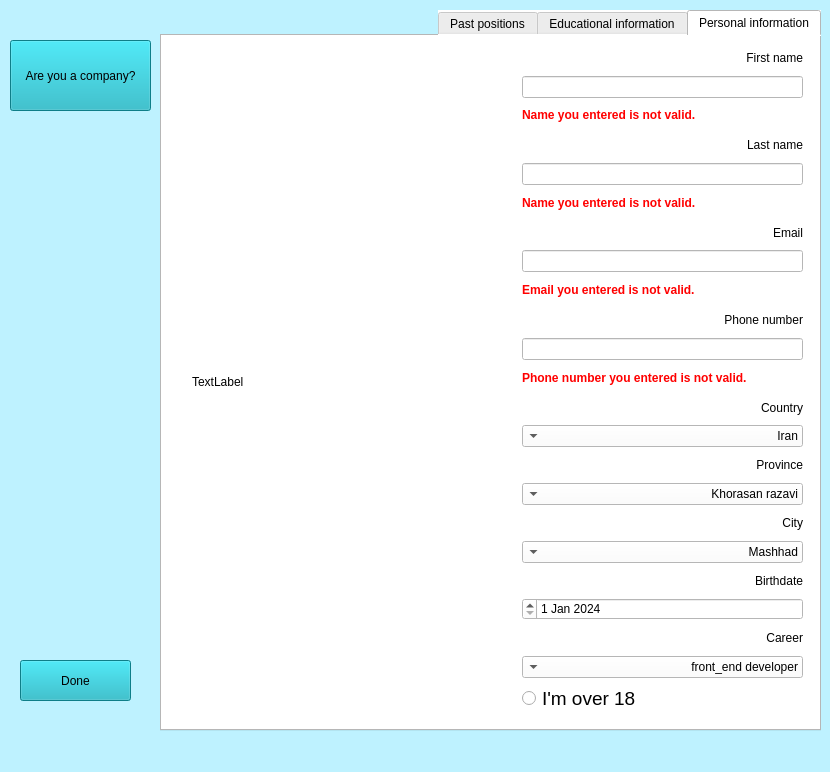
KNajjary/LinkedIn, file completeuserinfowindow.ui: the form before one commit.
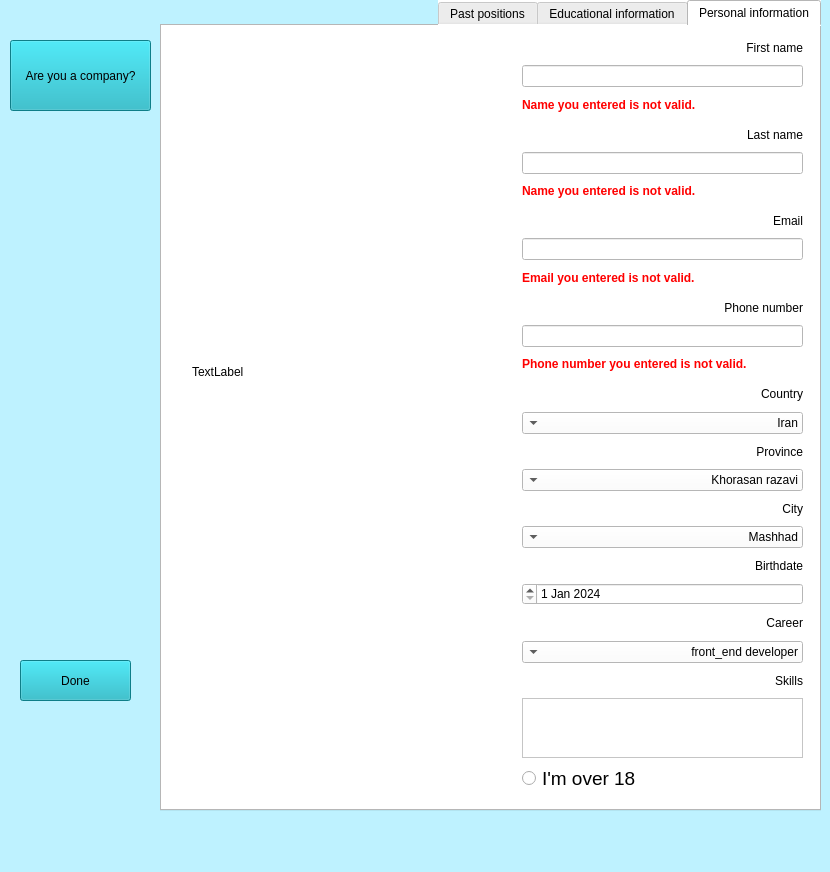
The form after the commit.

```diff
--- a/completeuserinfowindow.ui
+++ b/completeuserinfowindow.ui
@@ -7,7 +7,7 @@
     <x>0</x>
     <y>0</y>
     <width>830</width>
-    <height>772</height>
+    <height>872</height>
    </rect>
   </property>
   <property name="windowTitle">
@@ -24,9 +24,9 @@
     <property name="geometry">
      <rect>
       <x>160</x>
-      <y>10</y>
+      <y>0</y>
       <width>661</width>
-      <height>721</height>
+      <height>811</height>
      </rect>
     </property>
     <property name="layoutDirection">
@@ -67,7 +67,7 @@
         <x>360</x>
         <y>10</y>
         <width>281</width>
-        <height>667</height>
+        <height>757</height>
        </rect>
       </property>
       <layout class="QVBoxLayout" name="verticalLayout">
@@ -297,6 +297,26 @@
          </item>
         </widget>
        </item>
+       <item>
+        <widget class="QLabel" name="label_Skills">
+         <property name="text">
+          <string>Skills</string>
+         </property>
+         <property name="alignment">
+          <set>Qt::AlignRight|Qt::AlignTrailing|Qt::AlignVCenter</set>
+         </property>
+        </widget>
+       </item>
+       <item>
+        <widget class="QTextBrowser" name="textBrowser_Skills">
+         <property name="maximumSize">
+          <size>
+           <width>16777215</width>
+           <height>60</height>
+          </size>
+         </property>
+        </widget>
+       </item>
        <item>
         <widget class="QRadioButton" name="radioButton_Over18">
          <property name="font">
```
